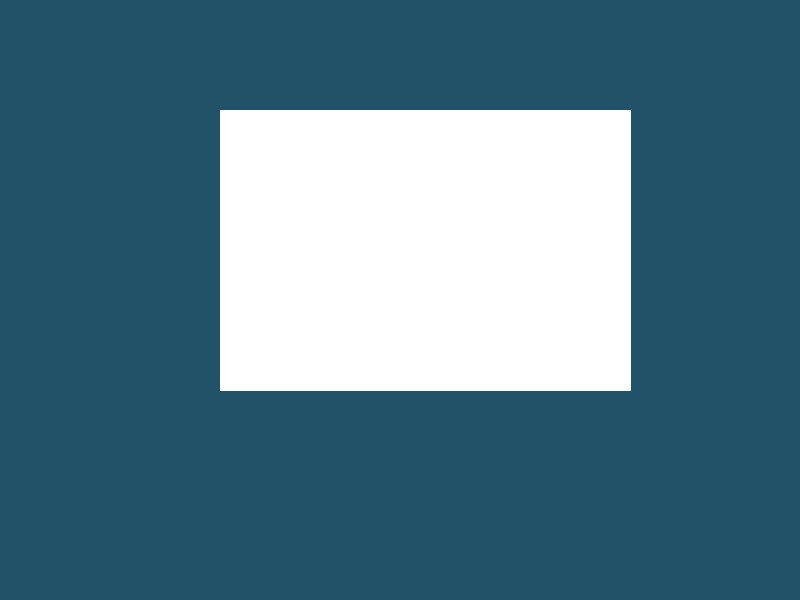
Before: the Qt Designer form tela1.ui in eridangs/JokenpoQT, drawn with Qt 5.
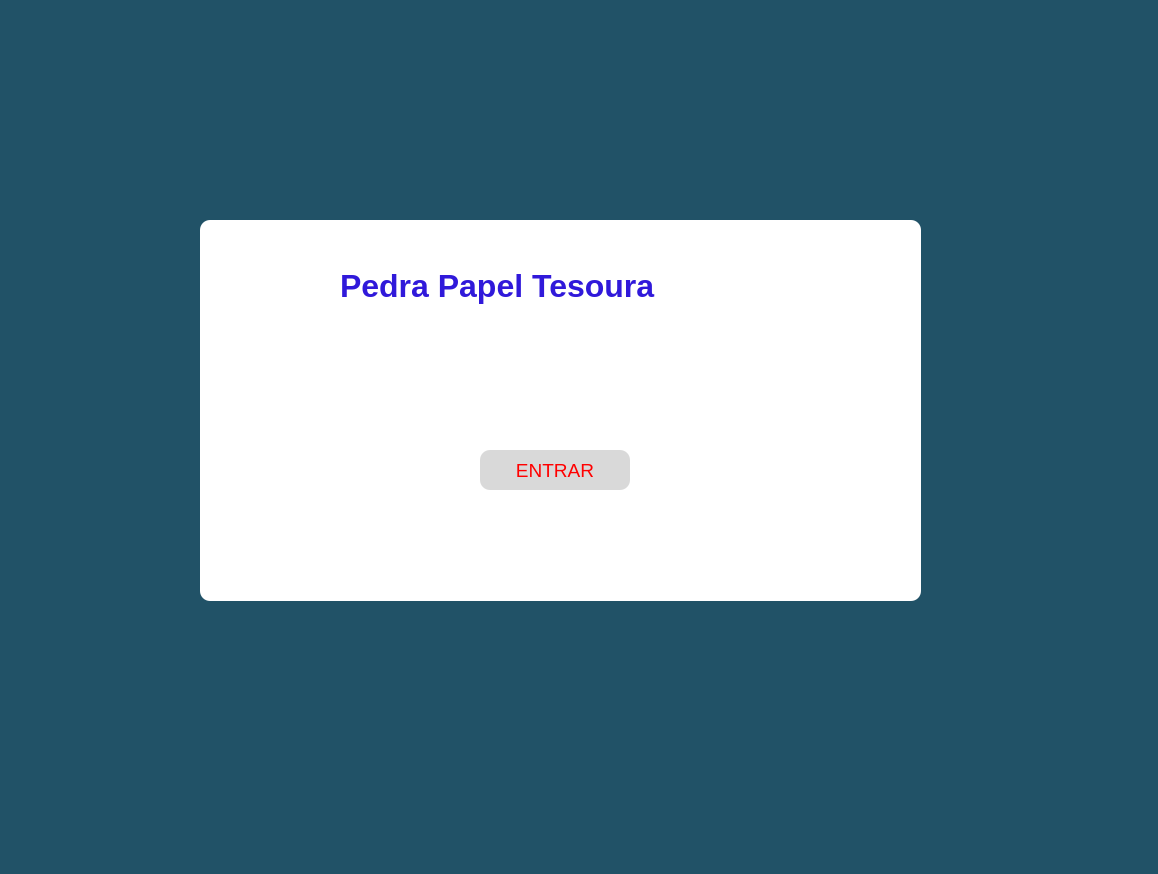
After: the same form once the commit is applied.

Commit message:
Tela 1 feita
Só falta colocar efeito de sombra

```diff
--- a/tela1.ui
+++ b/tela1.ui
@@ -6,8 +6,8 @@
    <rect>
     <x>0</x>
     <y>0</y>
-    <width>800</width>
-    <height>600</height>
+    <width>1158</width>
+    <height>874</height>
    </rect>
   </property>
   <property name="windowTitle">
@@ -20,19 +20,69 @@
    <widget class="QLabel" name="label">
     <property name="geometry">
      <rect>
-      <x>220</x>
-      <y>110</y>
-      <width>411</width>
-      <height>281</height>
+      <x>200</x>
+      <y>220</y>
+      <width>721</width>
+      <height>381</height>
      </rect>
     </property>
     <property name="styleSheet">
-     <string notr="true">background-color: #ffffff;</string>
+     <string notr="true">background-color: #ffffff;
+border-radius: 10px;</string>
     </property>
     <property name="text">
      <string/>
     </property>
    </widget>
+   <widget class="QLabel" name="label_2">
+    <property name="geometry">
+     <rect>
+      <x>340</x>
+      <y>240</y>
+      <width>441</width>
+      <height>91</height>
+     </rect>
+    </property>
+    <property name="font">
+     <font>
+      <pointsize>24</pointsize>
+      <weight>75</weight>
+      <bold>true</bold>
+     </font>
+    </property>
+    <property name="styleSheet">
+     <string notr="true">color: #3019DA;
+background-color: #ffffff;</string>
+    </property>
+    <property name="text">
+     <string>Pedra Papel Tesoura</string>
+    </property>
+   </widget>
+   <widget class="QPushButton" name="pushButton">
+    <property name="geometry">
+     <rect>
+      <x>480</x>
+      <y>450</y>
+      <width>150</width>
+      <height>40</height>
+     </rect>
+    </property>
+    <property name="font">
+     <font>
+      <pointsize>14</pointsize>
+     </font>
+    </property>
+    <property name="styleSheet">
+     <string notr="true">background-color: #D9D9D9;
+border-radius: 10px;
+color: #FF0000;
+box-shadow: 0px 4px 6px #0000004D;
+</string>
+    </property>
+    <property name="text">
+     <string>ENTRAR</string>
+    </property>
+   </widget>
   </widget>
   <widget class="QMenuBar" name="menubar">
    <property name="geometry">
```
Left out of the diff: 2 changed lines with no effect on the pictures.
